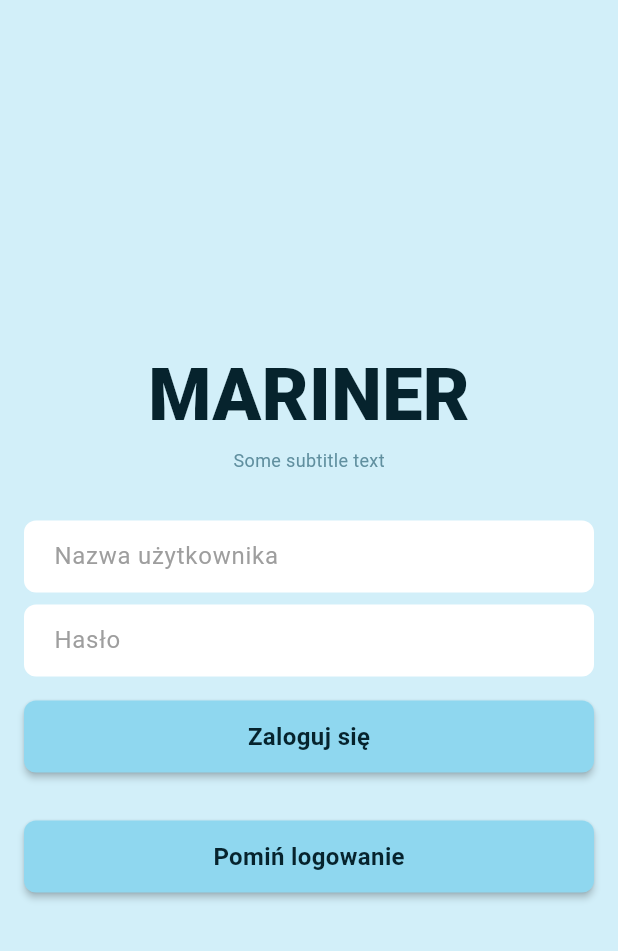
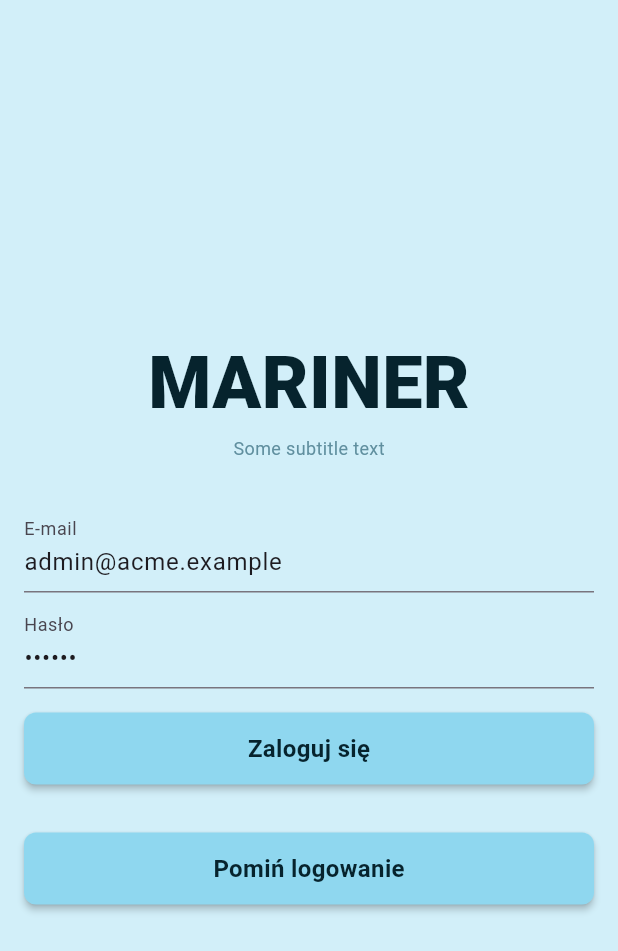
Before and after one commit to jkcoderdev/mariner-testing, a Flutter app: the screen it shows after launch, on a phone screen of 412 x 824 dp. Shown: the top 951 px of the screen. Run offline on Flutter 3.47's test engine with Material 3 defaults, Android fonts, the phone set to English and light mode, and no system bars; our stand-ins replace shared_preferences; project files that could hold a hidden picture were left out.

Commit message:
working login method with local server

```diff
--- a/lib/pages/login_page.dart
+++ b/lib/pages/login_page.dart
@@ -1,11 +1,8 @@
-import 'dart:convert';
-
 import 'package:flutter/material.dart';
 import 'package:http/http.dart' as http;
 import 'package:shared_preferences/shared_preferences.dart';
-
+import 'dart:convert';
 import 'package:d360/theme/colors.dart';
-
 import 'package:d360/components/form_button.dart';
 import 'package:d360/components/form_input.dart';
 
@@ -15,12 +12,12 @@ class LoginPage extends StatefulWidget {
   const LoginPage({super.key});
 
   @override
-  State<LoginPage> createState() => _LoginPageState();
+  State<LoginPage>  createState() => _LoginPageState();
 }
 
 class _LoginPageState extends State<LoginPage> {
-  final TextEditingController usernameController = TextEditingController();
-  final TextEditingController passwordController = TextEditingController();
+  final TextEditingController emailController = TextEditingController(text: "admin@acme.example");
+  final TextEditingController passwordController = TextEditingController(text: "test12");
 
   @override
   Widget build(BuildContext context) {
@@ -49,14 +46,18 @@ class _LoginPageState extends State<LoginPage> {
                 )
               ),
               const SizedBox(height: 32.0),
-              FormInput(
-                controller: usernameController,
-                placeholder: 'Nazwa użytkownika',
+              TextField(
+                controller: emailController,
+                decoration: const InputDecoration(
+                  labelText: 'E-mail',
+                ),
               ),
               const SizedBox(height: 8),
-              FormInput(
+              TextField(
                 controller: passwordController,
-                placeholder: 'Hasło',
+                decoration: const InputDecoration(
+                  labelText: 'Hasło',
+                ),
                 obscureText: true,
               ),
               const SizedBox(height: 16),
@@ -82,23 +83,25 @@ class _LoginPageState extends State<LoginPage> {
   }
 
   Future<void> checkCredentials(BuildContext context) async {
-    String username = usernameController.text;
+    String email = emailController.text;
     String password = passwordController.text;
+    final response = await http.post(
 
-    final response = await http.post(
       Uri.parse('https://acme-dev.d360.pl/api/v1/login'),
       headers: <String, String>{
         'Content-Type': 'application/json; charset=UTF-8',
+
       },
       body: jsonEncode(<String, String>{
-        'username': username,
+        'email': email,
         'password': password,
       }),
     );
-    print(response.body);
+
     if (response.statusCode == 200) {
       final prefs = await SharedPreferences.getInstance();
       prefs.setBool('loggedIn', true);
+      prefs.setString("access_token",response.body);
       Navigator.pushReplacementNamed(context, '/main');
     } else {
       ScaffoldMessenger.of(context).showSnackBar(
```
Also changed, not shown: lib/main.dart (+13 -2 lines).
